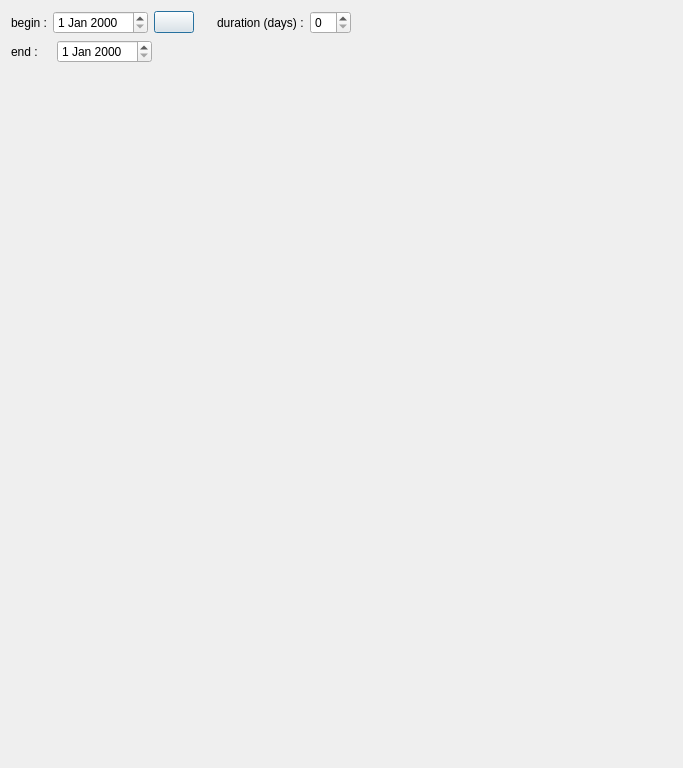
This is BVB_Manager/tournamentcreator.ui in Sautenko-Andrey/BVB_Manager as Qt 5 draws it before an edit. The edited form follows.
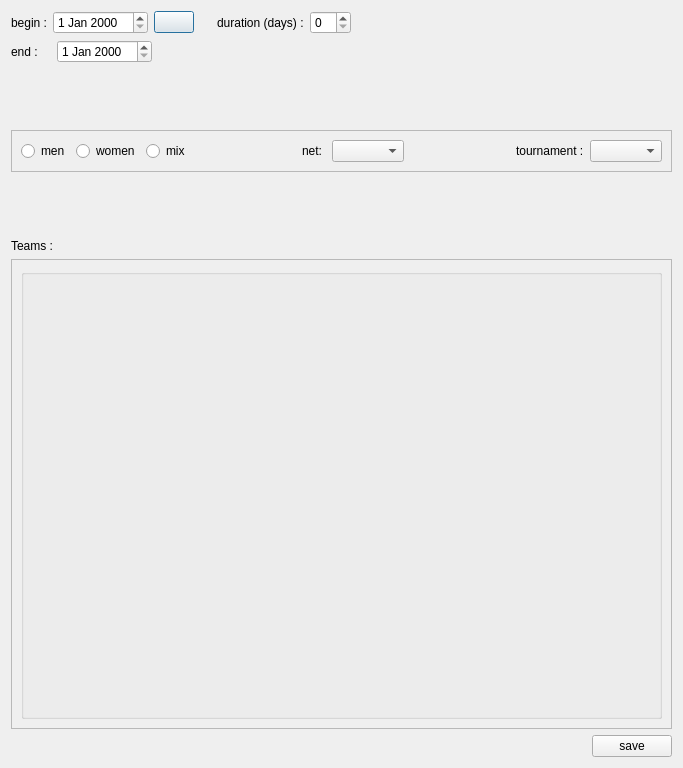
This is the edited form. Icons and pictures are not drawn.

Commit message: almost done with tournament creator tool

What changed in the file:
```diff
--- a/BVB_Manager/tournamentcreator.ui
+++ b/BVB_Manager/tournamentcreator.ui
@@ -19,10 +19,12 @@
   <property name="windowTitle">
    <string>Dialog</string>
   </property>
+  <layout class="QHBoxLayout" name="horizontalLayout_8">
+   <item>
+    <layout class="QVBoxLayout" name="verticalLayout_4">
+     <item>
   <layout class="QVBoxLayout" name="verticalLayout_3">
    <item>
-    <layout class="QVBoxLayout" name="verticalLayout_2">
-     <item>
       <layout class="QHBoxLayout" name="horizontalLayout_5">
        <item>
         <layout class="QVBoxLayout" name="verticalLayout">
@@ -132,17 +134,182 @@
       </layout>
      </item>
      <item>
-      <spacer name="verticalSpacer">
+        <spacer name="verticalSpacer_3">
        <property name="orientation">
         <enum>Qt::Vertical</enum>
        </property>
        <property name="sizeHint" stdset="0">
         <size>
          <width>20</width>
-         <height>648</height>
+           <height>18</height>
         </size>
        </property>
       </spacer>
+       </item>
+       <item>
+        <widget class="QFrame" name="frame">
+         <property name="frameShape">
+          <enum>QFrame::StyledPanel</enum>
+         </property>
+         <property name="frameShadow">
+          <enum>QFrame::Raised</enum>
+         </property>
+         <layout class="QHBoxLayout" name="horizontalLayout_7">
+          <item>
+           <layout class="QHBoxLayout" name="horizontalLayout_6">
+            <item>
+             <widget class="QRadioButton" name="menRadioButton">
+              <property name="text">
+               <string>men</string>
+              </property>
+             </widget>
+            </item>
+            <item>
+             <widget class="QRadioButton" name="womenRadioButton">
+              <property name="text">
+               <string>women</string>
+              </property>
+             </widget>
+            </item>
+            <item>
+             <widget class="QRadioButton" name="mixRadioButton">
+              <property name="text">
+               <string>mix</string>
+              </property>
+             </widget>
+            </item>
+            <item>
+             <spacer name="horizontalSpacer_5">
+              <property name="orientation">
+               <enum>Qt::Horizontal</enum>
+              </property>
+              <property name="sizeHint" stdset="0">
+               <size>
+                <width>40</width>
+                <height>20</height>
+               </size>
+              </property>
+             </spacer>
+            </item>
+            <item>
+             <widget class="QLabel" name="label_4">
+              <property name="text">
+               <string>net: </string>
+              </property>
+             </widget>
+            </item>
+            <item>
+             <widget class="QComboBox" name="netComboBox"/>
+            </item>
+            <item>
+             <spacer name="horizontalSpacer_7">
+              <property name="orientation">
+               <enum>Qt::Horizontal</enum>
+              </property>
+              <property name="sizeHint" stdset="0">
+               <size>
+                <width>38</width>
+                <height>20</height>
+               </size>
+              </property>
+             </spacer>
+            </item>
+            <item>
+             <widget class="QLabel" name="label_6">
+              <property name="text">
+               <string>tournament :</string>
+              </property>
+             </widget>
+            </item>
+            <item>
+             <widget class="QComboBox" name="tourComboBox"/>
+            </item>
+           </layout>
+          </item>
+         </layout>
+        </widget>
+       </item>
+       <item>
+        <spacer name="verticalSpacer_2">
+         <property name="orientation">
+          <enum>Qt::Vertical</enum>
+         </property>
+         <property name="sizeHint" stdset="0">
+          <size>
+           <width>20</width>
+           <height>40</height>
+          </size>
+         </property>
+        </spacer>
+       </item>
+       <item>
+        <layout class="QVBoxLayout" name="verticalLayout_2">
+         <item>
+          <widget class="QLabel" name="label_5">
+           <property name="text">
+            <string>Teams :</string>
+           </property>
+          </widget>
+         </item>
+         <item>
+          <widget class="QScrollArea" name="teamsScrollArea">
+           <property name="minimumSize">
+            <size>
+             <width>600</width>
+             <height>470</height>
+            </size>
+           </property>
+           <property name="widgetResizable">
+            <bool>true</bool>
+           </property>
+           <widget class="QWidget" name="scrollAreaWidgetContents">
+            <property name="geometry">
+             <rect>
+              <x>0</x>
+              <y>0</y>
+              <width>657</width>
+              <height>468</height>
+             </rect>
+            </property>
+            <layout class="QHBoxLayout" name="horizontalLayout_11">
+             <item>
+              <widget class="QGroupBox" name="groupBox">
+               <property name="title">
+                <string/>
+               </property>
+              </widget>
+             </item>
+            </layout>
+           </widget>
+          </widget>
+         </item>
+        </layout>
+       </item>
+      </layout>
+     </item>
+     <item>
+      <layout class="QHBoxLayout" name="horizontalLayout_9">
+       <item>
+        <spacer name="horizontalSpacer_6">
+         <property name="orientation">
+          <enum>Qt::Horizontal</enum>
+         </property>
+         <property name="sizeHint" stdset="0">
+          <size>
+           <width>278</width>
+           <height>20</height>
+          </size>
+         </property>
+        </spacer>
+       </item>
+       <item>
+        <widget class="QPushButton" name="addButton">
+         <property name="text">
+          <string>save</string>
+         </property>
+        </widget>
+       </item>
+      </layout>
      </item>
     </layout>
    </item>
```
Lines whose indentation alone changed are shown as unchanged. The commit also changes 3 other files.
